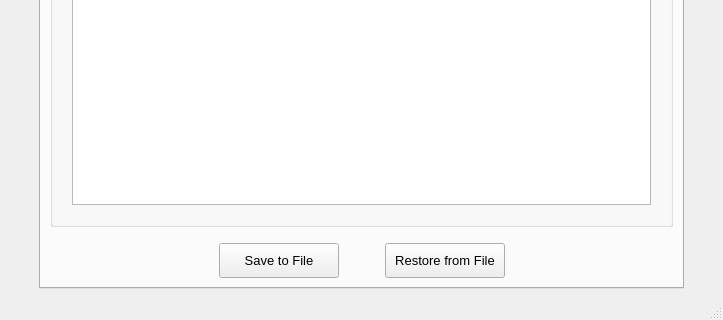
Before: the Qt Designer form TCP_Client/mainwindow.ui in epw7856/TCP_Client, drawn with Qt 5; both pictures show x 0 to 723 and y 433 to 753 of the 723 by 753 pixel window.
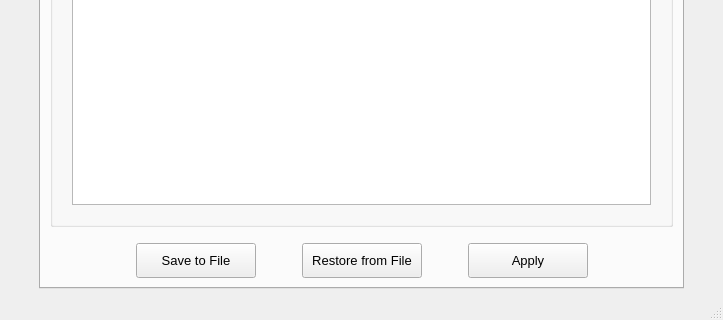
After: the same form once the commit is applied.

Commit message: Added an Apply button on the main window and also updated the persistent settings .ini file construction.

```diff
--- a/TCP_Client/mainwindow.ui
+++ b/TCP_Client/mainwindow.ui
@@ -400,6 +400,35 @@
               </property>
              </widget>
             </item>
+            <item>
+             <spacer name="horizontalSpacer_10">
+              <property name="orientation">
+               <enum>Qt::Horizontal</enum>
+              </property>
+              <property name="sizeType">
+               <enum>QSizePolicy::Fixed</enum>
+              </property>
+              <property name="sizeHint" stdset="0">
+               <size>
+                <width>40</width>
+                <height>20</height>
+               </size>
+              </property>
+             </spacer>
+            </item>
+            <item>
+             <widget class="QPushButton" name="pushButtonApply">
+              <property name="minimumSize">
+               <size>
+                <width>120</width>
+                <height>35</height>
+               </size>
+              </property>
+              <property name="text">
+               <string>Apply</string>
+              </property>
+             </widget>
+            </item>
             <item>
              <spacer name="horizontalSpacer">
               <property name="orientation">
```
The commit also changes 5 other files.
